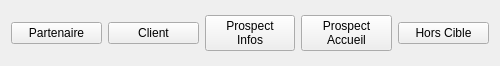
This is cticlients/common/form_qcm.ui in Eyepea/xivo-gallifrey as Qt 5 draws it before an edit. The edited form follows.
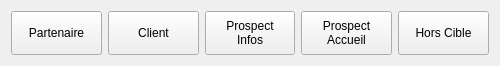
This is the edited form.

Commit message: updated the qcm form

```diff
--- a/cticlients/common/form_qcm.ui
+++ b/cticlients/common/form_qcm.ui
@@ -14,6 +14,12 @@
     <layout class="QHBoxLayout" >
      <item>
       <widget class="QPushButton" name="XIVO_CALL_STATUS-1" >
+       <property name="sizePolicy" >
+        <sizepolicy vsizetype="MinimumExpanding" hsizetype="Minimum" >
+         <horstretch>0</horstretch>
+         <verstretch>0</verstretch>
+        </sizepolicy>
+       </property>
        <property name="text" >
         <string>Partenaire</string>
        </property>
@@ -21,13 +27,28 @@
      </item>
      <item>
       <widget class="QPushButton" name="XIVO_CALL_STATUS-2" >
+       <property name="sizePolicy" >
+        <sizepolicy vsizetype="MinimumExpanding" hsizetype="Minimum" >
+         <horstretch>0</horstretch>
+         <verstretch>0</verstretch>
+        </sizepolicy>
+       </property>
        <property name="text" >
         <string>Client</string>
        </property>
+       <property name="checked" >
+        <bool>false</bool>
+       </property>
       </widget>
      </item>
      <item>
       <widget class="QPushButton" name="XIVO_CALL_STATUS-3" >
+       <property name="sizePolicy" >
+        <sizepolicy vsizetype="MinimumExpanding" hsizetype="Minimum" >
+         <horstretch>0</horstretch>
+         <verstretch>0</verstretch>
+        </sizepolicy>
+       </property>
        <property name="text" >
         <string>Prospect
 Infos</string>
@@ -36,6 +57,12 @@
      </item>
      <item>
       <widget class="QPushButton" name="XIVO_CALL_STATUS-4" >
+       <property name="sizePolicy" >
+        <sizepolicy vsizetype="MinimumExpanding" hsizetype="Minimum" >
+         <horstretch>0</horstretch>
+         <verstretch>0</verstretch>
+        </sizepolicy>
+       </property>
        <property name="text" >
         <string>Prospect
 Accueil</string>
@@ -44,6 +71,12 @@
      </item>
      <item>
       <widget class="QPushButton" name="XIVO_CALL_STATUS-5" >
+       <property name="sizePolicy" >
+        <sizepolicy vsizetype="MinimumExpanding" hsizetype="Minimum" >
+         <horstretch>0</horstretch>
+         <verstretch>0</verstretch>
+        </sizepolicy>
+       </property>
        <property name="text" >
         <string>Hors Cible</string>
        </property>
```
The commit also changes 2 other files.
